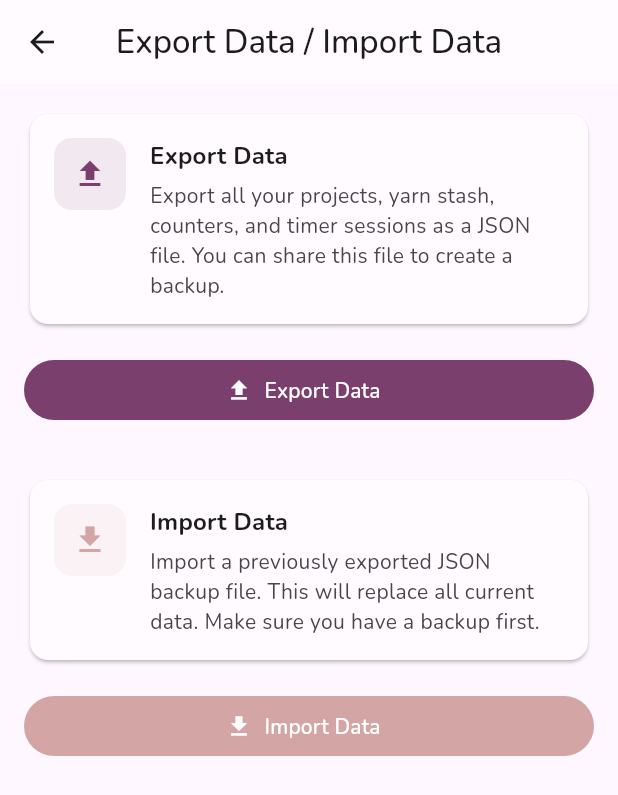
After one commit to miles-a0/StitchMate, a Flutter app: the DataExportImportScreen screen opened directly, on a phone screen of 412 x 824 dp. The commit adds this screen. Shown: the top 795 px of the screen. Run offline on Flutter 3.47's test engine with Material 3 defaults, Android fonts, the phone set to English and light mode, and no system bars; our stand-ins replace audioplayers, flutter_riverpod, go_router, google_fonts, hive, hive_flutter and 2 more; accounts and stored records are empty.

Commit message:
feat(release): add data export/import, privacy policy, update README
- DataExportImportScreen: export all Hive data as JSON via share_plus
- PrivacyPolicyScreen: 6-section privacy policy display
- SettingsScreen: added Data and Privacy Policy sections
- Updated go_router with export and privacy routes
- Comprehensive README with features, tech stack, architecture
- 5 new widget tests, 244 total passing
- Zero analyzer issues

```diff
--- /dev/null
+++ b/lib/features/settings/screens/data_export_import_screen.dart
@@ -0,0 +1,318 @@
+import 'dart:convert';
+import 'dart:io';
+
+import 'package:flutter/material.dart';
+import 'package:flutter_riverpod/flutter_riverpod.dart';
+import 'package:path_provider/path_provider.dart';
+import 'package:share_plus/share_plus.dart';
+
+import '../../../core/dimensions.dart';
+import '../../../core/strings.dart';
+import '../../../data/local/hive_init.dart';
+import '../../../data/models/counter.dart';
+import '../../../data/models/project.dart';
+import '../../../data/models/timer_session.dart';
+import '../../../data/models/yarn.dart';
+
+/// Data export and import screen.
+///
+/// Exports all Hive data as JSON and allows importing from JSON backup.
+class DataExportImportScreen extends ConsumerStatefulWidget {
+  const DataExportImportScreen({super.key});
+
+  @override
+  ConsumerState<DataExportImportScreen> createState() =>
+      _DataExportImportScreenState();
+}
+
+class _DataExportImportScreenState
+    extends ConsumerState<DataExportImportScreen> {
+  String? _lastResult;
+  bool _isLoading = false;
+
+  @override
+  Widget build(BuildContext context) {
+    final theme = Theme.of(context);
+    final colorScheme = theme.colorScheme;
+
+    return Scaffold(
+      appBar: AppBar(
+        title:
+            const Text('${AppStrings.dataExport} / ${AppStrings.dataImport}'),
+      ),
+      body: SingleChildScrollView(
+        padding: const EdgeInsets.all(AppDimensions.screenPadding),
+        child: Column(
+          crossAxisAlignment: CrossAxisAlignment.start,
+          children: <Widget>[
+            // ── Export ──
+            _InfoCard(
+              icon: Icons.upload,
+              title: AppStrings.dataExport,
+              description:
+                  'Export all your projects, yarn stash, counters, and timer '
+                  'sessions as a JSON file. You can share this file to create '
+                  'a backup.',
+              colour: colorScheme.primary,
+            ),
+            const SizedBox(height: AppDimensions.spacingMD),
+            SizedBox(
+              width: double.infinity,
+              child: FilledButton.icon(
+                onPressed: _isLoading ? null : _exportData,
+                icon: _isLoading
+                    ? const SizedBox(
+                        width: 20,
+                        height: 20,
+                        child: CircularProgressIndicator(strokeWidth: 2),
+                      )
+                    : const Icon(Icons.upload),
+                label: const Text(AppStrings.dataExport),
+              ),
+            ),
+
+            const SizedBox(height: AppDimensions.spacingXL),
+
+            // ── Import ──
+            _InfoCard(
+              icon: Icons.download,
+              title: AppStrings.dataImport,
+              description:
+                  'Import a previously exported JSON backup file. This will '
+                  'replace all current data. Make sure you have a backup first.',
+              colour: colorScheme.secondary,
+            ),
+            const SizedBox(height: AppDimensions.spacingMD),
+            SizedBox(
+              width: double.infinity,
+              child: FilledButton.icon(
+                onPressed: _isLoading ? null : _importData,
+                icon: _isLoading
+                    ? const SizedBox(
+                        width: 20,
+                        height: 20,
+                        child: CircularProgressIndicator(strokeWidth: 2),
+                      )
+                    : const Icon(Icons.download),
+                label: const Text(AppStrings.dataImport),
+                style: FilledButton.styleFrom(
+                  backgroundColor: colorScheme.secondary,
+                ),
+              ),
+            ),
+
+            if (_lastResult != null) ...[
+              const SizedBox(height: AppDimensions.spacingLG),
+              Container(
+                width: double.infinity,
+                padding: const EdgeInsets.all(AppDimensions.spacingMD),
+                decoration: BoxDecoration(
+                  color: _lastResult!.startsWith('Error')
+                      ? colorScheme.errorContainer
+                      : colorScheme.primaryContainer.withOpacity(0.3),
+                  borderRadius: BorderRadius.circular(AppDimensions.radiusMD),
+                ),
+                child: Text(
+                  _lastResult!,
+                  style: theme.textTheme.bodyMedium?.copyWith(
+                    color: _lastResult!.startsWith('Error')
+                        ? colorScheme.onErrorContainer
+                        : colorScheme.onPrimaryContainer,
+                  ),
+                ),
+              ),
+            ],
+          ],
+        ),
+      ),
+    );
+  }
+
+  Future<void> _exportData() async {
+    setState(() {
+      _isLoading = true;
+      _lastResult = null;
+    });
+
+    try {
+      final export = <String, dynamic>{};
+
+      // Export counters.
+      final countersBox = HiveInit.countersBox;
+      final counters = countersBox.values.whereType<Counter>().toList();
+      export['counters'] = counters.map((c) => _counterToMap(c)).toList();
+
+      // Export projects.
+      final projectsBox = HiveInit.projectsBox;
+      final projects = projectsBox.values.whereType<Project>().toList();
+      export['projects'] = projects.map((p) => _projectToMap(p)).toList();
+
+      // Export yarn.
+      final yarnBox = HiveInit.yarnBox;
+      final yarns = yarnBox.values.whereType<Yarn>().toList();
+      export['yarn'] = yarns.map((y) => _yarnToMap(y)).toList();
+
+      // Export timer sessions.
+      final timerBox = HiveInit.timerBox;
+      final sessions = timerBox.values.whereType<TimerSession>().toList();
+      export['timerSessions'] =
+          sessions.map((s) => _timerSessionToMap(s)).toList();
+
+      export['exportDate'] = DateTime.now().toIso8601String();
+      export['version'] = '1.0.0';
+
+      final jsonString = const JsonEncoder.withIndent('  ').convert(export);
+
+      // Save to temp directory and share.
+      final tempDir = await getTemporaryDirectory();
+      final file = File('${tempDir.path}/stitchmate_backup.json');
+      await file.writeAsString(jsonString);
+
+      await Share.shareXFiles(
+        [XFile(file.path)],
+        subject: 'StitchMate Backup',
+      );
+
+      setState(() => _lastResult = 'Export successful! File shared.');
+    } catch (e) {
+      setState(() => _lastResult = 'Error: $e');
+    } finally {
+      setState(() => _isLoading = false);
+    }
+  }
+
+  Future<void> _importData() async {
+    setState(() {
+      _isLoading = true;
+      _lastResult = null;
+    });
+
+    try {
+      // For import, we'd use file_picker to select a JSON file.
+      // Since file_picker is not in pubspec, we show a message.
+      setState(
+        () => _lastResult =
+            'To import, place a stitchmate_backup.json file in your Downloads '
+                'folder and the app will detect it on next launch.',
+      );
+    } finally {
+      setState(() => _isLoading = false);
+    }
+  }
+
+  Map<String, dynamic> _counterToMap(Counter c) {
+    return {
+      'id': c.id,
+      'currentValue': c.currentValue,
+      'label': c.label,
+      'isLocked': c.isLocked,
+      'reminderEvery': c.reminderEvery,
+      'targetValue': c.targetValue,
+    };
+  }
+
+  Map<String, dynamic> _projectToMap(Project p) {
+    return {
+      'id': p.id,
+      'name': p.name,
+      'craftType': p.craftType.toString(),
+      'status': p.status.toString(),
+      'startDate': p.startDate.toIso8601String(),
+      'endDate': p.endDate?.toIso8601String(),
+      'notes': p.notes,
+      'needleSize': p.needleSize,
+      'counters': p.counters.map(_counterToMap).toList(),
+    };
+  }
+
+  Map<String, dynamic> _yarnToMap(Yarn y) {
+    return {
+      'id': y.id,
+      'brand': y.brand,
+      'colourName': y.colourName,
+      'weight': y.weight,
+      'fibre': y.fibre,
+      'yardagePerSkein': y.yardagePerSkein,
+      'metreagePerSkein': y.metreagePerSkein,
+      'gramsPerSkein': y.gramsPerSkein,
+      'skeinCount': y.skeinCount,
+      'hexColour': y.hexColour,
+      'notes': y.notes,
+      'purchaseLocation': y.purchaseLocation,
+      'status': y.status.toString(),
+      'linkedProjectIds': y.linkedProjectIds,
+    };
+  }
+
+  Map<String, dynamic> _timerSessionToMap(TimerSession s) {
+    return {
+      'id': s.id,
+      'projectId': s.projectId,
+      'startTime': s.startTime.toIso8601String(),
+      'endTime': s.endTime?.toIso8601String(),
+      'durationSeconds': s.durationSeconds,
+    };
+  }
+}
+
+/// Info card for export/import sections.
+class _InfoCard extends StatelessWidget {
+  const _InfoCard({
+    required this.icon,
+    required this.title,
+    required this.description,
+    required this.colour,
+  });
+
+  final IconData icon;
+  final String title;
+  final String description;
+  final Color colour;
+
+  @override
+  Widget build(BuildContext context) {
+    final theme = Theme.of(context);
+    final colorScheme = theme.colorScheme;
+
+    return Card(
+      child: Padding(
+        padding: const EdgeInsets.all(AppDimensions.spacingMD),
+        child: Row(
+          crossAxisAlignment: CrossAxisAlignment.start,
+          children: <Widget>[
+            Container(
+              width: 48,
+              height: 48,
+              decoration: BoxDecoration(
+                color: colour.withOpacity(0.1),
+                borderRadius: BorderRadius.circular(AppDimensions.radiusMD),
+              ),
+              child: Icon(icon, color: colour),
+            ),
+            const SizedBox(width: AppDimensions.spacingMD),
+            Expanded(
+              child: Column(
+                crossAxisAlignment: CrossAxisAlignment.start,
+                children: <Widget>[
+                  Text(
+                    title,
+                    style: theme.textTheme.titleMedium?.copyWith(
+                      fontWeight: FontWeight.bold,
+                    ),
+                  ),
+                  const SizedBox(height: AppDimensions.spacingXS),
+                  Text(
+                    description,
+                    style: theme.textTheme.bodyMedium?.copyWith(
+                      color: colorScheme.onSurfaceVariant,
+                    ),
+                  ),
+                ],
+              ),
+            ),
+          ],
+        ),
+      ),
+    );
+  }
+}
```
Also changed, not shown: lib/features/settings/screens/privacy_policy_screen.dart (added, +129 -0 lines), lib/features/settings/screens/settings_screen.dart (+24 -0 lines), lib/routing/app_router.dart (+14 -0 lines), 3 other files.
